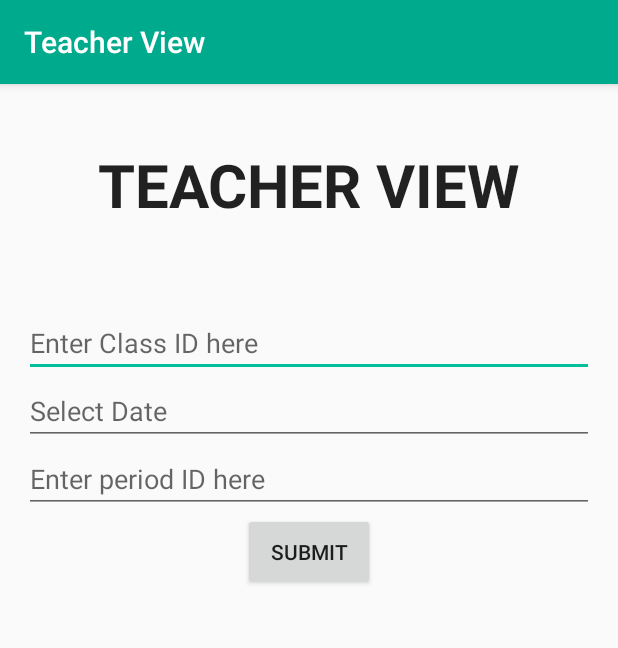
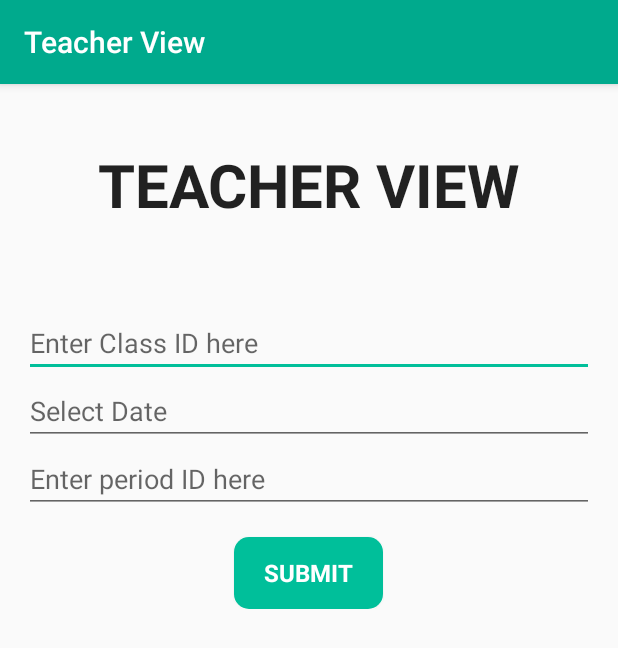
Before and after one commit to sarkararpan/AttendanceApp, an Android app: the TeacherIntermediateActivity screen opened directly, with no data from a screen before it, on a phone screen of 412 x 824 dp. Shown: the top 648 px of the screen. Run offline under Robolectric (Android 15) with nearby library versions, the phone set to English and light mode, and no system bars; libraries missing offline, so code that uses them is left out: com.basgeekball.awesomevalidation; 4 statements that could not run were skipped.

Commit message:
minor ui changes, added accent background for buttons

```diff
--- a/app/src/main/java/att2/com/wrc/aas/StudentHolder.java
+++ b/app/src/main/java/att2/com/wrc/aas/StudentHolder.java
@@ -62,7 +62,6 @@
                 // Order roll -> classId -> date -> periodId
                 if (dataSnapshot.hasChild(roll)) {
                     if (dataSnapshot.child(roll).hasChild(classId)) {
-                        // TODO: Make dynamic
                         if (dataSnapshot.child(roll).child(classId).hasChild(date)) {
                             if (dataSnapshot.child(roll).child(classId).child(date).hasChild(periodId)) {
                                 check.setChecked((boolean) dataSnapshot
--- /dev/null
+++ b/app/src/main/res/drawable/btn_background_accent.xml
@@ -0,0 +1,5 @@
+<?xml version="1.0" encoding="utf-8"?>
+<shape xmlns:android="http://schemas.android.com/apk/res/android">
+    <solid android:color="@color/colorAccent"/>
+    <corners android:radius="10dp"/>
+</shape>
--- a/app/src/main/res/layout/activity_teacher_intermediate.xml
+++ b/app/src/main/res/layout/activity_teacher_intermediate.xml
@@ -49,8 +49,15 @@
             android:id="@+id/submit_teacher_intermediate"
             android:layout_width="wrap_content"
             android:layout_height="wrap_content"
-            android:padding="16dp"
+            android:layout_marginTop="16dp"
+            android:paddingStart="20dp"
+            android:textColor="#ffffff"
+            android:paddingEnd="20dp"
+            android:textSize="16sp"
+            android:textStyle="bold"
+            style="@style/Base.TextAppearance.AppCompat.Body1"
             android:layout_gravity="center"
+            android:background="@drawable/btn_background_accent"
             android:text="@string/submit_btn_common"/>
     </LinearLayout>
 </RelativeLayout>
```
